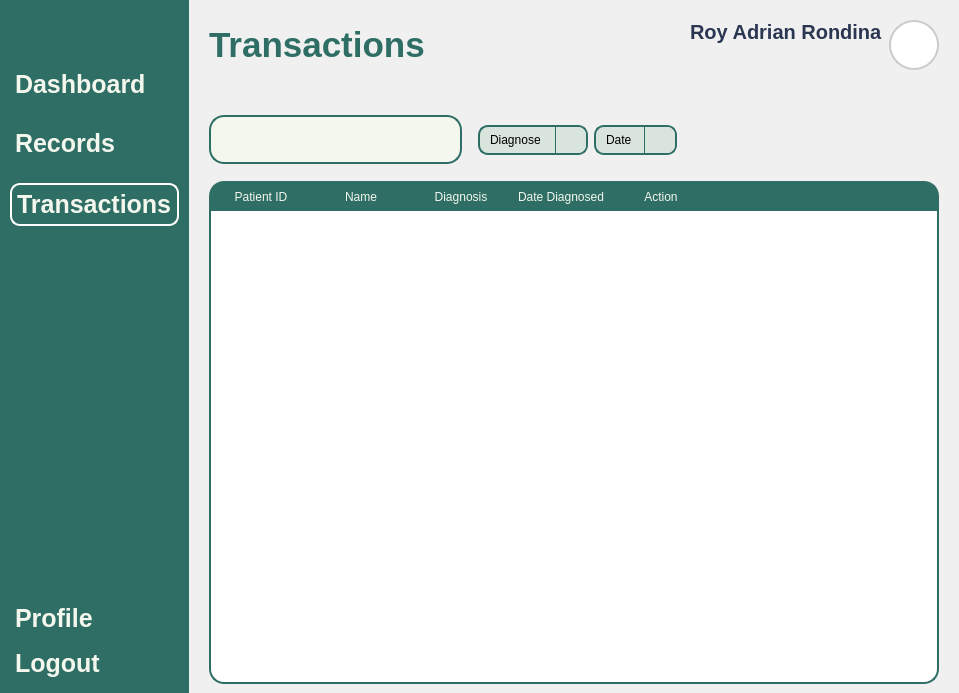
VinsmokeSanji69/COVACHA_CLINIC_SYSTEM, file Views/Staff_Transactions.ui: the form before one commit.
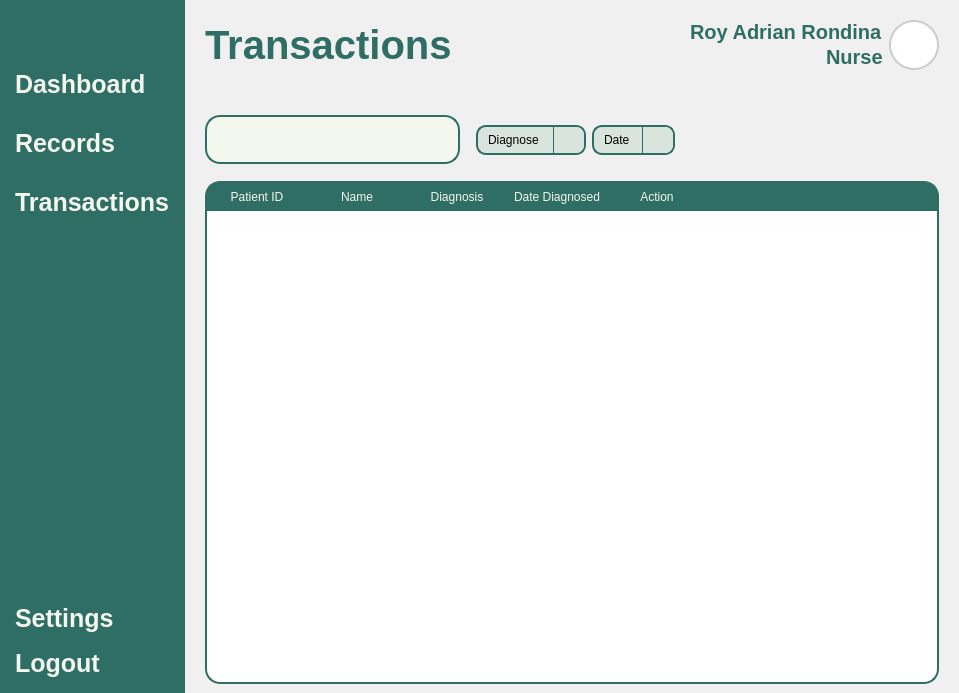
The form after the commit. Icons and pictures are not drawn.

Patch:
```diff
--- a/Views/Staff_Transactions.ui
+++ b/Views/Staff_Transactions.ui
@@ -90,13 +90,13 @@
           <string/>
          </property>
          <property name="icon">
-          <iconset resource="../Images/resources.qrc">
-           <normaloff>:/lucide/icons/align-justify.svg</normaloff>:/lucide/icons/align-justify.svg</iconset>
+          <iconset>
+           <normaloff>:/icons/icons/align-justify.svg</normaloff>:/icons/icons/align-justify.svg</iconset>
          </property>
          <property name="iconSize">
           <size>
-           <width>30</width>
-           <height>30</height>
+           <width>40</width>
+           <height>40</height>
           </size>
          </property>
         </widget>
@@ -126,57 +126,52 @@
           <enum>QLayout::SetNoConstraint</enum>
          </property>
          <item>
-          <widget class="QPushButton" name="DashboardButton">
+          <widget class="QPushButton" name="pushButton_6">
            <property name="text">
             <string>Dashboard</string>
            </property>
            <property name="icon">
-            <iconset resource="../Images/resources.qrc">
-             <normaloff>:/lucide/icons/layout-dashboard.svg</normaloff>:/lucide/icons/layout-dashboard.svg</iconset>
+            <iconset>
+             <normaloff>:/icons/icons/layout-dashboard.svg</normaloff>:/icons/icons/layout-dashboard.svg</iconset>
            </property>
            <property name="iconSize">
             <size>
-             <width>30</width>
-             <height>30</height>
+             <width>40</width>
+             <height>40</height>
             </size>
            </property>
           </widget>
          </item>
          <item>
-          <widget class="QPushButton" name="RecordButton">
+          <widget class="QPushButton" name="pushButton_7">
            <property name="text">
             <string>Records</string>
            </property>
            <property name="icon">
-            <iconset resource="../Images/resources.qrc">
-             <normaloff>:/lucide/icons/file-text.svg</normaloff>:/lucide/icons/file-text.svg</iconset>
+            <iconset>
+             <normaloff>:/icons/icons/file-text.svg</normaloff>:/icons/icons/file-text.svg</iconset>
            </property>
            <property name="iconSize">
             <size>
-             <width>30</width>
-             <height>30</height>
+             <width>40</width>
+             <height>40</height>
             </size>
            </property>
           </widget>
          </item>
          <item>
           <widget class="QPushButton" name="pushButton_8">
-           <property name="styleSheet">
-            <string notr="true">QPushButton{
-	border: 2px solid white;
-}</string>
-           </property>
            <property name="text">
             <string>Transactions</string>
            </property>
            <property name="icon">
-            <iconset resource="../Images/resources.qrc">
-             <normaloff>:/lucide/icons/tickets.svg</normaloff>:/lucide/icons/tickets.svg</iconset>
+            <iconset>
+             <normaloff>:/icons/icons/tickets.svg</normaloff>:/icons/icons/tickets.svg</iconset>
            </property>
            <property name="iconSize">
             <size>
-             <width>30</width>
-             <height>30</height>
+             <width>40</width>
+             <height>40</height>
             </size>
            </property>
           </widget>
@@ -205,35 +200,35 @@
           <enum>QLayout::SetNoConstraint</enum>
          </property>
          <item>
-          <widget class="QPushButton" name="ProfileButton">
+          <widget class="QPushButton" name="pushButton_9">
            <property name="text">
-            <string>Profile</string>
+            <string>Settings</string>
            </property>
            <property name="icon">
-            <iconset resource="../Images/resources.qrc">
-             <normaloff>:/lucide/icons/user-round-cog.svg</normaloff>:/lucide/icons/user-round-cog.svg</iconset>
+            <iconset>
+             <normaloff>:/icons/icons/user-round-cog.svg</normaloff>:/icons/icons/user-round-cog.svg</iconset>
            </property>
            <property name="iconSize">
             <size>
-             <width>30</width>
-             <height>30</height>
+             <width>40</width>
+             <height>40</height>
             </size>
            </property>
           </widget>
          </item>
          <item>
-          <widget class="QPushButton" name="LogoutButton">
+          <widget class="QPushButton" name="pushButton_10">
            <property name="text">
             <string>Logout</string>
            </property>
            <property name="icon">
-            <iconset resource="../Images/resources.qrc">
-             <normaloff>:/lucide/icons/log-out.svg</normaloff>:/lucide/icons/log-out.svg</iconset>
+            <iconset>
+             <normaloff>:/icons/icons/log-out.svg</normaloff>:/icons/icons/log-out.svg</iconset>
            </property>
            <property name="iconSize">
             <size>
-             <width>30</width>
-             <height>30</height>
+             <width>40</width>
+             <height>40</height>
             </size>
            </property>
           </widget>
@@ -263,11 +258,11 @@
 }
 #UserName {
 	font: 600 10pt &quot;Lexend SemiBold&quot;;
-	font-size: 20px;
+	font-size: 25px;
 	color: #2B3752;
 }
 #InterfaceTitle{
-	font-size: 35px;
+	font-size: 40px;
 }
 QGraphicsView {
     border: 2px solid #ccc;
@@ -345,7 +340,7 @@
                <number>0</number>
               </property>
               <item alignment="Qt::AlignRight">
-               <widget class="QLabel" name="UserName">
+               <widget class="QLabel" name="User">
                 <property name="text">
                  <string>Roy Adrian Rondina</string>
                 </property>
@@ -354,6 +349,16 @@
                 </property>
                </widget>
               </item>
+              <item alignment="Qt::AlignRight">
+               <widget class="QLabel" name="ID">
+                <property name="text">
+                 <string>Nurse</string>
+                </property>
+                <property name="alignment">
+                 <set>Qt::AlignLeading</set>
+                </property>
+               </widget>
+              </item>
              </layout>
             </item>
             <item>
@@ -522,8 +527,8 @@
                    <string/>
                   </property>
                   <property name="icon">
-                   <iconset resource="../Images/resources.qrc">
-                    <normaloff>:/lucide/icons/search.svg</normaloff>:/lucide/icons/search.svg</iconset>
+                   <iconset>
+                    <normaloff>:/icons/icons/search.svg</normaloff>:/icons/icons/search.svg</iconset>
                   </property>
                   <property name="iconSize">
                    <size>
@@ -687,7 +692,7 @@
 QHeaderView::section {
     border: none;
 	text-align: left;
-    font: 700 16pt &quot;Arial&quot;;
+    font: 700 12pt &quot;Arial&quot;;
     background-color: #2e6e65;
     color: #f4f7ed;
     padding: 5px;
```
